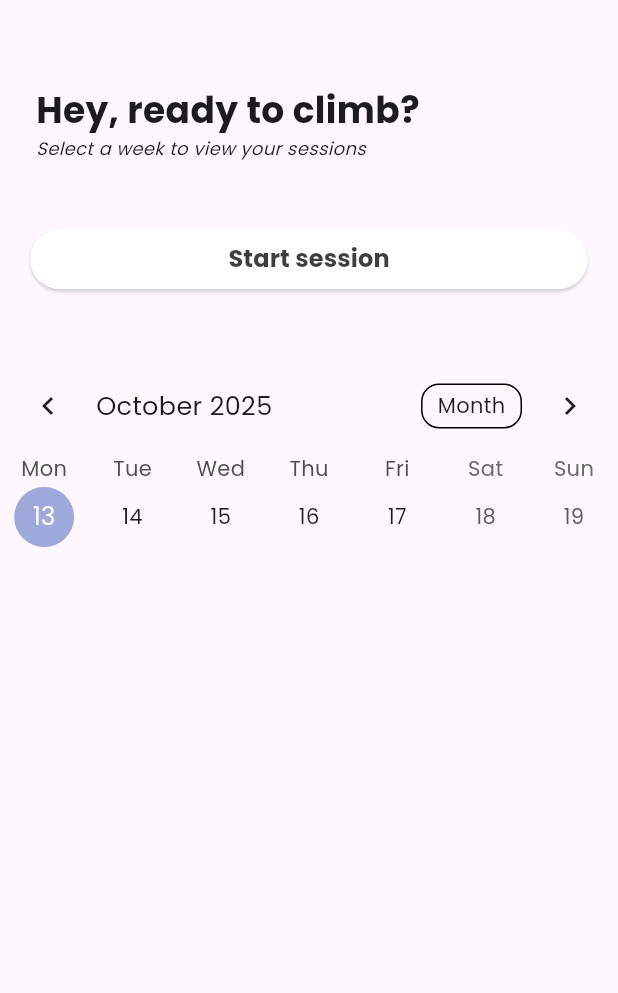
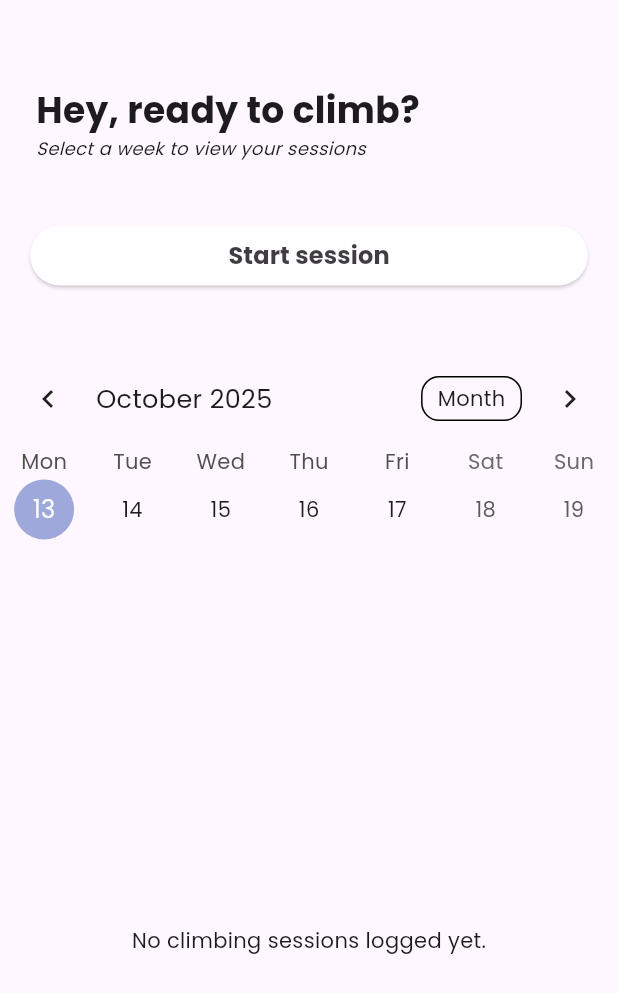
Before and after one commit to mschuhmacher/training_schedule_app, a Flutter app: the screen it shows after launch, on a phone screen of 412 x 824 dp. Shown: the top 993 px of the screen. Run offline on Flutter 3.47's test engine with Material 3 defaults, Android fonts, the phone set to English and light mode, and no system bars; drawn by our look-alikes of table_calendar.

Commit message:
getSession function in date_utils now work! HomeScreen displays a list of logged sessions, if not null. See todolist for next steps.

```diff
--- a/lib/presentation/screens/home_screen.dart
+++ b/lib/presentation/screens/home_screen.dart
@@ -1,8 +1,10 @@
 import 'package:flutter/material.dart';
+import 'package:provider/provider.dart';
 import 'package:training_schedule_app/models/session.dart';
 import 'package:training_schedule_app/presentation/widgets/my_calendar.dart';
 import 'package:training_schedule_app/presentation/widgets/start_session_button.dart';
 import 'package:training_schedule_app/presentation/widgets/table_calendar.dart';
+import 'package:training_schedule_app/providers/session_provider.dart';
 import 'package:training_schedule_app/services/session_logger.dart';
 import 'package:training_schedule_app/utils/date_utils.dart';
 
@@ -14,23 +16,23 @@ class HomeScreen extends StatefulWidget {
 }
 
 class _HomeScreenState extends State<HomeScreen> {
-  // List<Session> loggedSessions = [];
-
-  // @override
-  // void initState() {
-  //   super.initState();
-  //   _loadLoggedSessions();
-  // }
-
-  // Future<void> _loadLoggedSessions() async {
-  //   final sessions = await SessionLogger.readLogs();
-  //   setState(() {
-  //     loggedSessions = sessions;
-  //   });
-  // }
-
   @override
   Widget build(BuildContext context) {
+    return Consumer<SessionProvider>(
+      builder: (BuildContext context, sessionData, Widget? child) {
+        if (sessionData.isLoading) {
+          return const Scaffold(
+            body: Center(child: CircularProgressIndicator()),
+          );
+        }
+        DateTime currentDay = DateTime.now();
+        DateTime startDay = startOfLastWeek(currentDay);
+        List<Session> selectedSessions = getSessionsForRange(
+          sessionData.loggedSessions,
+          startDay,
+          currentDay,
+        );
+
         return Scaffold(
           appBar: AppBar(title: SizedBox(), centerTitle: true),
           body: Center(
@@ -44,11 +46,17 @@ class _HomeScreenState extends State<HomeScreen> {
                     children: [
                       Text(
                         'Hey, ready to climb?',
-                    style: TextStyle(fontSize: 24, fontWeight: FontWeight.bold),
+                        style: TextStyle(
+                          fontSize: 24,
+                          fontWeight: FontWeight.bold,
+                        ),
                       ),
                       Text(
                         'Select a week to view your sessions',
-                    style: TextStyle(fontSize: 12, fontStyle: FontStyle.italic),
+                        style: TextStyle(
+                          fontSize: 12,
+                          fontStyle: FontStyle.italic,
+                        ),
                       ),
                     ],
                   ),
@@ -57,35 +65,35 @@ class _HomeScreenState extends State<HomeScreen> {
                 Spacer(),
                 StartSessionButton(routeName: 'session_detailed_screen'),
                 Spacer(),
-            Expanded(flex: 12, child: MyCalendar()),
-            // Spacer(),
+                Expanded(flex: 6, child: MyCalendar()),
+                Spacer(),
 
-            // Expanded(
-            //   flex: 6,
-            //   child:
-            //       loggedSessions.isEmpty
-            //           ? const Center(
-            //             child: Text('No climbing sessions logged yet.'),
-            //           )
-            //           : ListView.builder(
-            //             itemCount: loggedSessions.length,
-            //             itemBuilder: (context, index) {
-            //               final session = loggedSessions[index];
-            //               return ListTile(
-            //                 title: Text(session.title),
-            //                 subtitle: Text(
-            //                   'Date: ${session.date.toLocal().toString().split(" ")[0]} • ${session.list.length} blocks',
-            //                 ),
-            //                 trailing: const Icon(Icons.fitness_center),
-            //               );
-            //             },
-            //           ),
-            // ),
-            // Spacer(flex: 2),
+                Expanded(
+                  flex: 6,
+                  child:
+                      selectedSessions.isEmpty
+                          ? const Center(
+                            child: Text('No climbing sessions logged yet.'),
+                          )
+                          : ListView.builder(
+                            itemCount: selectedSessions.length,
+                            itemBuilder: (context, index) {
+                              final session = selectedSessions[index];
+                              return ListTile(
+                                title: Text(session.title),
+                                subtitle: Text(
+                                  'Date: ${session.date.toLocal().toString().split(" ")[0]} • ${session.list.length} blocks',
+                                ),
+                              );
+                            },
+                          ),
+                ),
                 Spacer(flex: 2),
               ],
             ),
           ),
         );
+      },
+    );
   }
 }
--- a/lib/presentation/widgets/my_calendar.dart
+++ b/lib/presentation/widgets/my_calendar.dart
@@ -1,7 +1,5 @@
 import 'package:flutter/material.dart';
 import 'package:table_calendar/table_calendar.dart';
-import 'package:training_schedule_app/models/session.dart';
-import 'package:training_schedule_app/utils/date_utils.dart';
 
 class MyCalendar extends StatefulWidget {
   const MyCalendar({super.key});
@@ -19,7 +17,7 @@ class _MyCalendarState extends State<MyCalendar> {
   @override
   Widget build(BuildContext context) {
     return TableCalendar(
-      firstDay: DateTime.utc(2010, 10, 16),
+      firstDay: DateTime.utc(2010, 10, 16), //TODO: change to be dynamic
       lastDay: DateTime.utc(2030, 3, 14),
       focusedDay: _focusedDay,
       calendarFormat: _calendarFormat,
--- a/lib/providers/session_provider.dart
+++ b/lib/providers/session_provider.dart
@@ -2,31 +2,36 @@ import 'package:flutter/material.dart';
 import 'package:training_schedule_app/data/dummy_data.dart';
 import 'package:training_schedule_app/models/session.dart';
 import 'package:training_schedule_app/services/session_logger.dart';
+import 'package:training_schedule_app/utils/date_utils.dart';
 
 class SessionProvider extends ChangeNotifier {
   final List<Session> _presetData =
       sessionList; // change to local JSON of saved planned sessions to do in a workout. Current planned sessions can be a standard file.
-  List<Session>? _loggedSessions;
+  List<Session> _loggedSessions = [];
+
+  bool _isLoading = true;
+
   int _weekIndex = 0;
   int _sessionIndex = 0;
   int _blockIndex = 0;
-  // TODO: add sessionLength?
 
   List<Session> get data => _presetData;
-  List<Session>? get loggedSessions => _loggedSessions;
+  List<Session> get loggedSessions => _loggedSessions;
+
+  bool get isLoading => _isLoading;
+
   int get weekLength => _presetData.length;
   int get weekIndex => _weekIndex;
   int get sessionIndex => _sessionIndex;
   int get blockIndex => _blockIndex;
 
-  bool _isLoading = true;
-  bool get isLoading => _isLoading;
-
   Future<void> loadLoggedSessions() async {
     _isLoading = true;
     notifyListeners();
 
+    // readLogs is non-nullable, if errors then returns empty list
     _loggedSessions = await SessionLogger.readLogs();
+    // await Future.delayed(Duration(seconds: 2)); // for testing the progressIndicator on HomeScreen
 
     _isLoading = false;
     notifyListeners();
```
Lines whose indentation alone changed are shown as unchanged.
